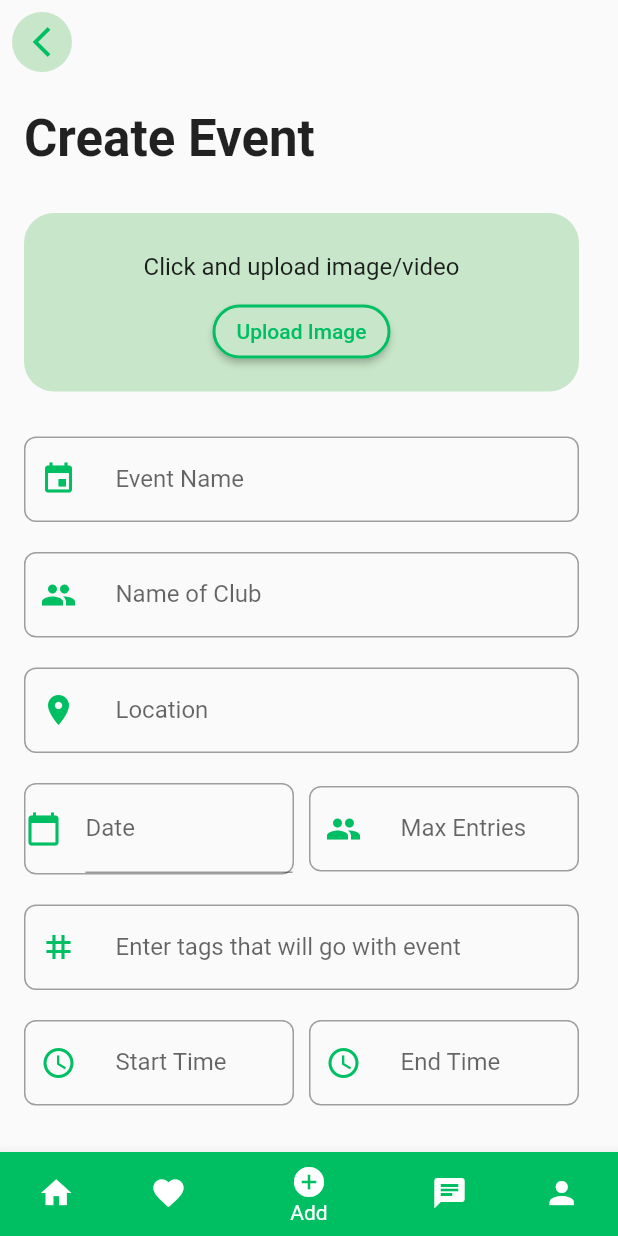
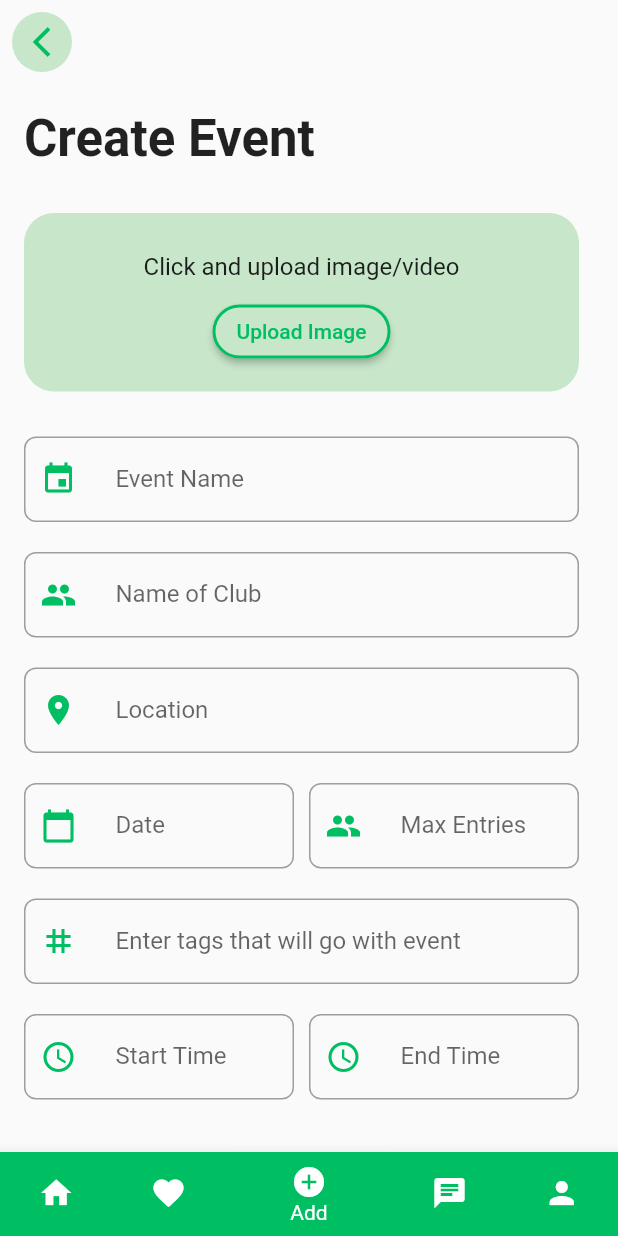
Before and after one commit to ISHANKA-git/NEventify, a Flutter app: the screen it shows once a user with an empty profile is signed in, item 3 of the bottom bar chosen, on a phone screen of 412 x 824 dp. Run offline on Flutter 3.47's test engine with Material 2 defaults, Android fonts, the phone set to English and light mode, and no system bars; our stand-ins replace cloud_firestore, firebase_auth, firebase_core, google_fonts, image_picker; accounts and stored records are empty.

Commit message:
Update event_creation_page.dart

```diff
--- a/lib/views/event_creation_page.dart
+++ b/lib/views/event_creation_page.dart
@@ -290,7 +290,12 @@
   controller: _dateController,
   decoration: InputDecoration(
     labelText: 'Date',
-    icon: Icon(Icons.calendar_today, color: Color(0xFF00BF63)),
+    icon: Padding(
+      padding: const EdgeInsets.only(left:10),
+      child: Icon(Icons.calendar_today, color: Color(0xFF00BF63)),
+    ),
+    border: InputBorder.none,
+    contentPadding: EdgeInsets.fromLTRB(10, 10, 10, 10),
   ),
   readOnly: true, // Prevent manual input
   onTap: () async {
```
